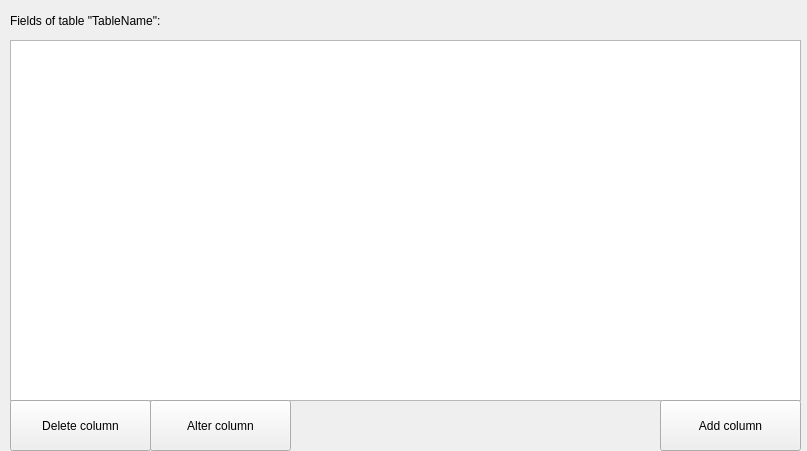
Qt form FieldViewWindow.ui (adamarutyunov/QLAdmin) before a commit.
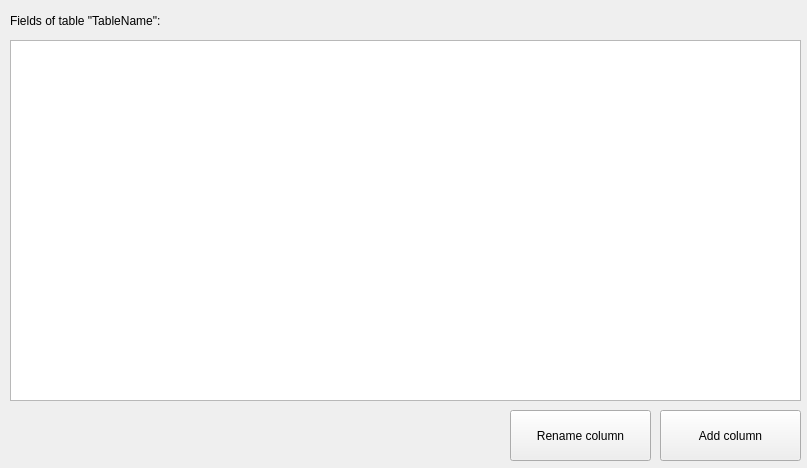
The same form after that commit.

Commit message: Added UIs and classes for column actions in table (add, rename). Added rename tables actions. Changes in UIs. Moved closeEvent to QLWindow class.

Patch:
```diff
--- a/FieldViewWindow.ui
+++ b/FieldViewWindow.ui
@@ -7,7 +7,7 @@
     <x>0</x>
     <y>0</y>
     <width>807</width>
-    <height>451</height>
+    <height>468</height>
    </rect>
   </property>
   <property name="windowTitle">
@@ -40,34 +40,21 @@
    <widget class="QPushButton" name="delete_column_button">
     <property name="geometry">
      <rect>
-      <x>10</x>
-      <y>400</y>
+      <x>510</x>
+      <y>410</y>
       <width>141</width>
       <height>51</height>
      </rect>
     </property>
     <property name="text">
-     <string>Delete column</string>
-    </property>
-   </widget>
-   <widget class="QPushButton" name="alter_column_button">
-    <property name="geometry">
-     <rect>
-      <x>150</x>
-      <y>400</y>
-      <width>141</width>
-      <height>51</height>
-     </rect>
-    </property>
-    <property name="text">
-     <string>Alter column</string>
+     <string>Rename column</string>
     </property>
    </widget>
    <widget class="QPushButton" name="add_column_button">
     <property name="geometry">
      <rect>
       <x>660</x>
-      <y>400</y>
+      <y>410</y>
       <width>141</width>
       <height>51</height>
      </rect>
```
Left out of the diff: 4 changed lines with no effect on the pictures. The commit also changes 6 other files.
